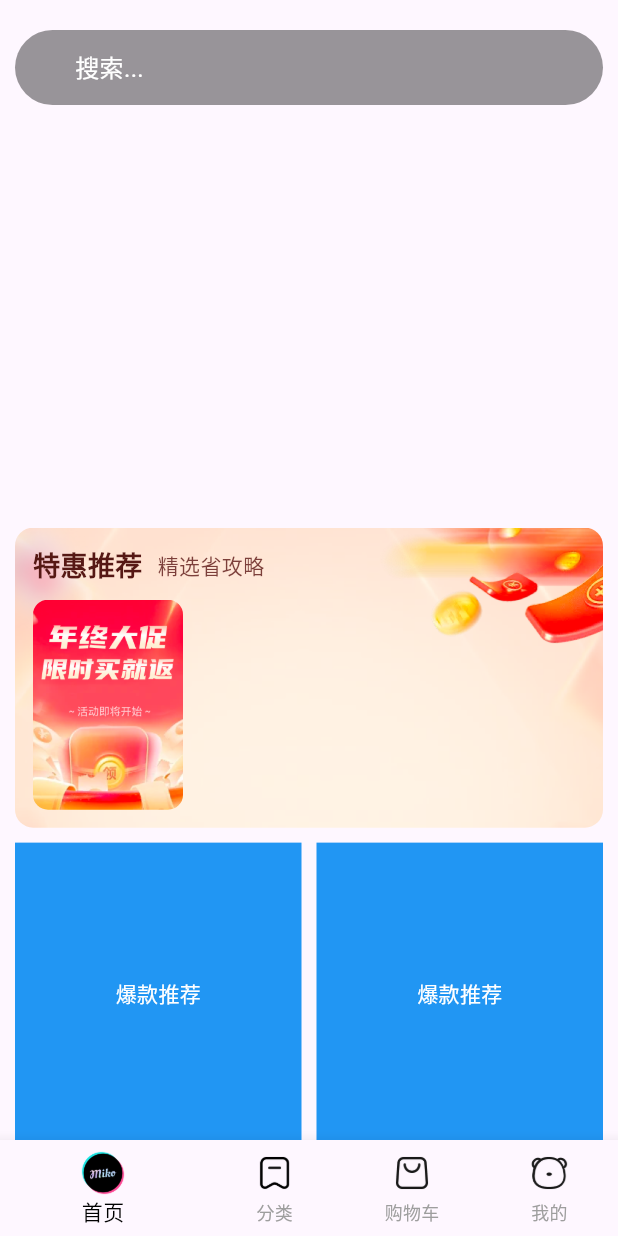
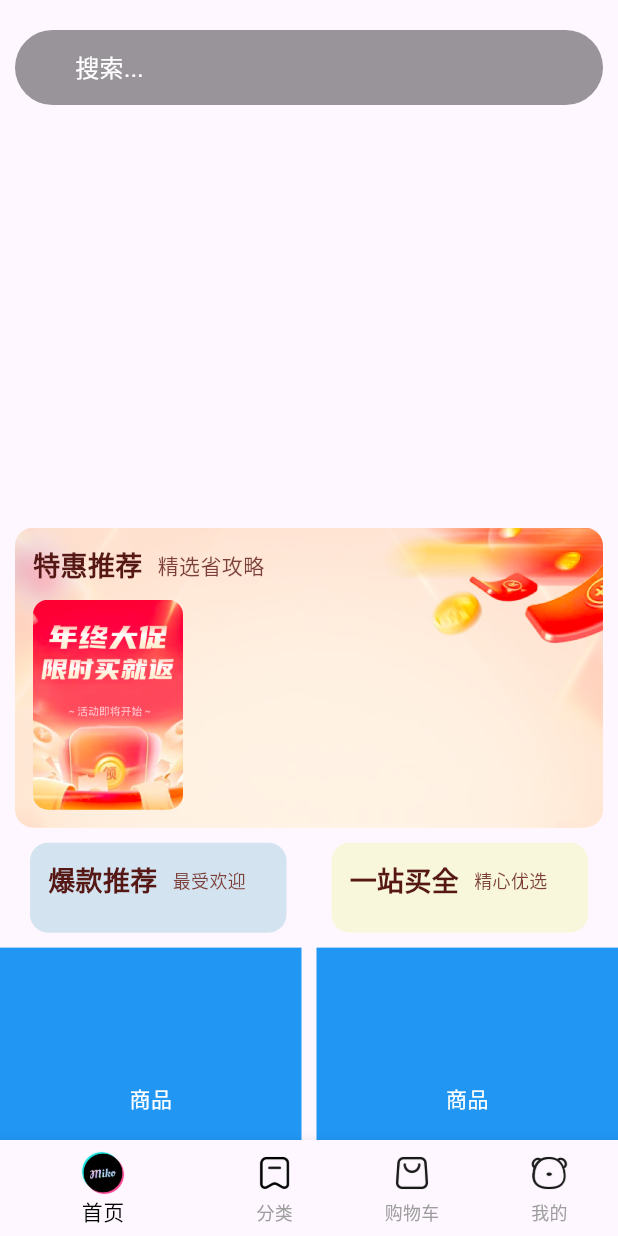
Before and after one commit to LearnTechLogic/flutter_hmshop, a Flutter app: the screen it shows after launch, on a phone screen of 412 x 824 dp. Run offline on Flutter 3.47's test engine with Material 3 defaults, Android fonts, the phone set to English and light mode, and no system bars; drawn by our look-alikes of carousel_slider; our stand-ins replace dio; network calls fail.

Commit message:
实现爆款推荐和一站买全的渲染

```diff
--- a/lib/components/Home/HmHot.dart
+++ b/lib/components/Home/HmHot.dart
@@ -1,21 +1,114 @@
-//爆款
+// 爆款推荐 一站买全
 import 'package:flutter/material.dart';
+import 'package:flutter_hmshop/viewmodels/home.dart';
 
 class HmHot extends StatefulWidget {
-  const HmHot({super.key});
+  // 热榜推荐
+  final SpecialRecommendResult result;
+  // 类型
+  final String type;
+  // 一站式推荐
+  HmHot({Key? key, required this.result, required this.type}) : super(key: key);
 
   @override
-  State<HmHot> createState() => _HmHotState();
+  _HmHotState createState() => _HmHotState();
 }
 
 class _HmHotState extends State<HmHot> {
+  // 获取前两条数据
+  List<GoodsItem> get _items {
+    if (widget.result.subTypes.isEmpty) {
+      return [];
+    }
+    return widget.result.subTypes.first.goodsItems.items.take(2).toList();
+  }
+
+  // 构建子项
+  List<Widget> _getChildrenList() {
+    return _items.map((item) {
+      return Container(
+        width: 80,
+        decoration: BoxDecoration(borderRadius: BorderRadius.circular(12)),
+        child: Column(
+          mainAxisAlignment: MainAxisAlignment.center,
+          children: [
+            ClipRRect(
+              borderRadius: BorderRadius.circular(12),
+              child: Image.network(
+                item.picture,
+                width: 80,
+                height: 100,
+                errorBuilder: (context, error, stackTrace) {
+                  return Image.asset(
+                    "lib/assets/home_cmd_inner.png",
+                    width: 80,
+                    height: 100,
+                  );
+                },
+              ),
+            ),
+            SizedBox(height: 5),
+            Text(
+              "¥${item.price}",
+              style: TextStyle(
+                fontSize: 12,
+                color: const Color.fromARGB(255, 86, 24, 20),
+              ),
+            ),
+          ],
+        ),
+      );
+    }).toList();
+  }
+
+  Widget _buildHeader() {
+    return Row(
+      children: [
+        Text(
+          widget.type == "step" ? "一站买全" : "爆款推荐",
+          style: TextStyle(
+            color: const Color.fromARGB(255, 86, 24, 20),
+            fontSize: 18,
+            fontWeight: FontWeight.w700,
+          ),
+        ),
+        SizedBox(width: 10),
+        Text(
+          widget.type == "step" ? "精心优选" : "最受欢迎",
+          style: TextStyle(
+            fontSize: 12,
+            color: const Color.fromARGB(255, 124, 63, 58),
+          ),
+        ),
+      ],
+    );
+  }
+
   @override
   Widget build(BuildContext context) {
-    return Container(
-      height: 200,
-      color: Colors.blue,
-      alignment: Alignment.center,
-      child: Text('爆款推荐', style: TextStyle(color: Colors.white),),
-      );
+    return Padding(
+      padding: EdgeInsets.symmetric(horizontal: 10),
+      child: Container(
+        alignment: Alignment.center,
+        padding: EdgeInsets.all(12),
+        decoration: BoxDecoration(
+          borderRadius: BorderRadius.circular(12),
+          color: widget.type == "step"
+              ? const Color.fromARGB(255, 249, 247, 219)
+              : const Color.fromARGB(255, 211, 228, 240),
+        ),
+        child: Column(
+          children: [
+            // 顶部内容
+            _buildHeader(),
+            SizedBox(height: 10),
+            Row(
+              mainAxisAlignment: MainAxisAlignment.spaceEvenly,
+              children: _getChildrenList(),
+            ),
+          ],
+        ),
+      ),
+    );
   }
 }
--- a/lib/constants/index.dart
+++ b/lib/constants/index.dart
@@ -9,4 +9,7 @@
   static const String BANNER_LIST = "/home/banner";
   static const String CATEGORY_LIST = "/home/category/head";
   static const String PRODUCT_LIST = "/hot/preference";
+  static const String IN_VOGUE_LIST = "/hot/inVogue"; // 热榜推荐地址
+  static const String ONE_STOP_LIST = "/hot/oneStop"; // 一站式推荐地址
+
 }
--- a/lib/pages/Home/index.dart
+++ b/lib/pages/Home/index.dart
@@ -24,6 +24,11 @@
   List<BannerItem> _bannerList = [];
   List<CategoryItem> _categoryList = [];
   SpecialRecommendResult _specialRecommendResult = SpecialRecommendResult(id: "", title: "", subTypes: []);
+  // 热榜推荐
+  SpecialRecommendResult _inVogueResult = SpecialRecommendResult(id: "", title: "", subTypes: [],);
+  // 一站式推荐
+  SpecialRecommendResult _oneStopResult = SpecialRecommendResult(id: "", title: "", subTypes: [],);
+
   // 获取轮播图数据
   void _getBannerList() async{
      _bannerList = await getBannerListAPI();
@@ -38,6 +43,18 @@
   void _getProductList() async{
      _specialRecommendResult = await getProductListAPI();
      setState(() {});
+  }
+
+  // 获取热榜推荐列表
+  void _getInVogueList() async {
+    _inVogueResult = await getInVogueListAPI();
+    setState(() {});
+  }
+
+  // 获取一站式推荐列表
+  void _getOneStopList() async {
+    _oneStopResult = await getOneStopListAPI();
+    setState(() {});
   }
 
   // 获取滚动容器的内容
@@ -60,9 +77,14 @@
         child: Flex(
           direction: Axis.horizontal,
           children: [
-            Expanded(child: HmHot()),
+            Expanded(
+              child: HmHot(result: _inVogueResult, type: "hot"),
+            ),
             SizedBox(width: 10),
-            Expanded(child: HmHot())
+            Expanded(
+              child: HmHot(result: _oneStopResult, type: "step"),
+            ),
+
           ],
         )),
       ),
@@ -77,6 +99,8 @@
     _getBannerList();
     _getCategoryList();
     _getProductList();
+    _getInVogueList();
+    _getOneStopList();
   }
 
   @override
```
Also changed, not shown: lib/api/home.dart (+14 -0 lines).
